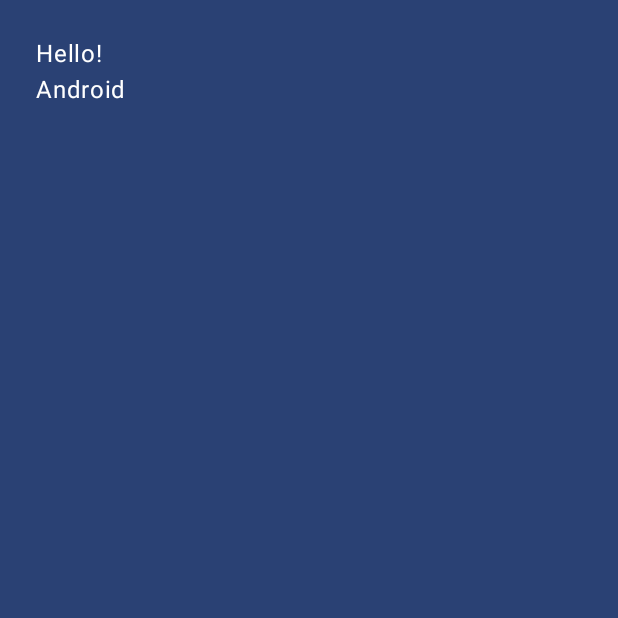
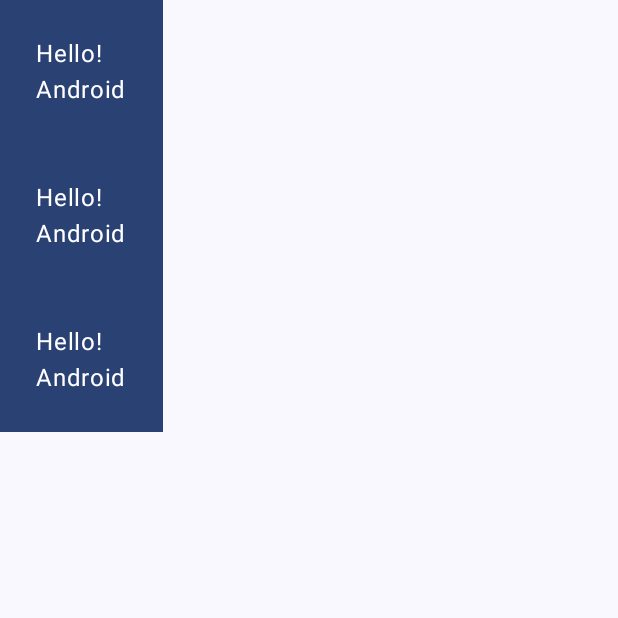
Before and after one commit to RyujiKoyama95/Jetpack-Compose-basics, an Android app built with Jetpack Compose: the screen it shows after launch (MainActivity), on a phone screen of 412 x 824 dp, the top half of it. Before the commit the part shown is almost empty. Run offline under Robolectric (Android 15) with nearby library versions, the phone set to English and light mode, and no system bars.

Commit message:
Add compose ui in loop

```diff
--- a/app/src/main/java/com/codelab/basics/MainActivity.kt
+++ b/app/src/main/java/com/codelab/basics/MainActivity.kt
@@ -63,18 +63,22 @@ class MainActivity : ComponentActivity() {
         // XMLファイルを指定する場合はsetContentView()
         setContent {
             BasicsCodelabTheme {
-                MyApp(Modifier.fillMaxSize())
+                MyApp(modifier = Modifier.fillMaxSize())
             }
         }
     }
 
     @Composable
-    private fun MyApp(modifier: Modifier = Modifier) {
+    private fun MyApp(names: List<String> = listOf("name1", "name2", "name3"), modifier: Modifier = Modifier) {
         Surface(
             modifier,
             color = MaterialTheme.colorScheme.background
         ) {
-            Greeting(name = "Android")
+            Column {
+                for (name in names) {
+                    Greeting(name = "Android")
+                }
+            }
         }
     }
 
```
